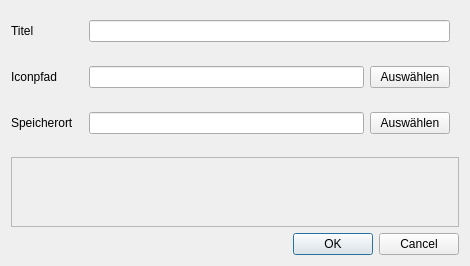
The window that res/regeltest_save.ui (jfeil/RegeltestCreator) describes before a commit, drawn with Qt 5.
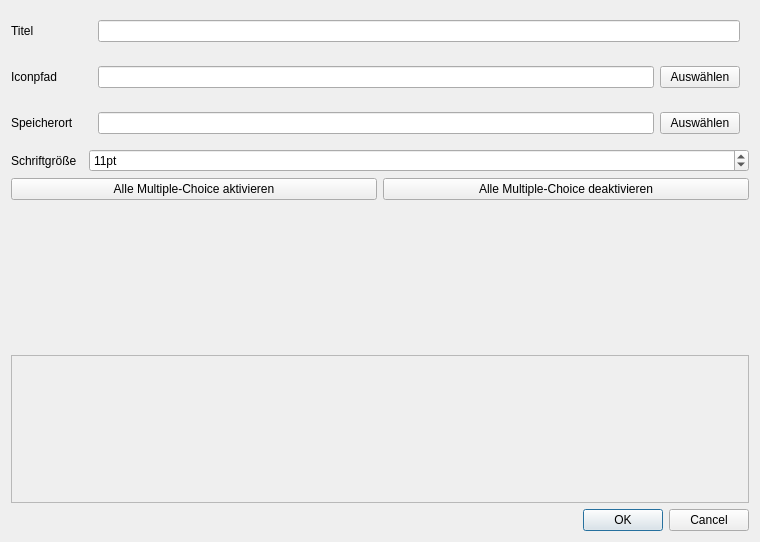
The same window after the commit.

Commit message: Add button to disable all MChoice before export and to change font size of questions

```diff
--- a/res/regeltest_save.ui
+++ b/res/regeltest_save.ui
@@ -6,8 +6,8 @@
    <rect>
     <x>0</x>
     <y>0</y>
-    <width>470</width>
-    <height>266</height>
+    <width>760</width>
+    <height>542</height>
    </rect>
   </property>
   <property name="focusPolicy">
@@ -17,47 +17,7 @@
    <string>Save Regeltest</string>
   </property>
   <layout class="QGridLayout" name="gridLayout">
-   <item row="1" column="1">
-    <widget class="QWidget" name="widget" native="true">
-     <layout class="QHBoxLayout" name="horizontalLayout">
-      <item>
-       <widget class="QLineEdit" name="icon_path_edit"/>
-      </item>
-      <item>
-       <widget class="QPushButton" name="icon_edit_button">
-        <property name="text">
-         <string>Auswählen</string>
-        </property>
-       </widget>
-      </item>
-     </layout>
-    </widget>
-   </item>
-   <item row="0" column="0">
-    <widget class="QLabel" name="label">
-     <property name="text">
-      <string>Titel</string>
-     </property>
-    </widget>
-   </item>
-   <item row="3" column="0">
-    <widget class="QLabel" name="label_3">
-     <property name="text">
-      <string>Speicherort</string>
-     </property>
-    </widget>
-   </item>
-   <item row="6" column="0" colspan="2">
-    <widget class="QDialogButtonBox" name="buttonBox">
-     <property name="orientation">
-      <enum>Qt::Horizontal</enum>
-     </property>
-     <property name="standardButtons">
-      <set>QDialogButtonBox::Cancel|QDialogButtonBox::Ok</set>
-     </property>
-    </widget>
-   </item>
-   <item row="0" column="1">
+   <item row="0" column="2">
     <widget class="QWidget" name="widget_3" native="true">
      <property name="focusPolicy">
       <enum>Qt::StrongFocus</enum>
@@ -69,14 +29,14 @@
      </layout>
     </widget>
    </item>
-   <item row="1" column="0">
-    <widget class="QLabel" name="label_2">
+   <item row="0" column="0">
+    <widget class="QLabel" name="label">
      <property name="text">
-      <string>Iconpfad</string>
+      <string>Titel</string>
      </property>
     </widget>
    </item>
-   <item row="3" column="1">
+   <item row="3" column="2">
     <widget class="QWidget" name="widget_2" native="true">
      <layout class="QHBoxLayout" name="horizontalLayout_2">
       <item>
@@ -92,7 +52,24 @@
      </layout>
     </widget>
    </item>
-   <item row="5" column="0" colspan="2">
+   <item row="9" column="0" colspan="3">
+    <widget class="QDialogButtonBox" name="buttonBox">
+     <property name="orientation">
+      <enum>Qt::Horizontal</enum>
+     </property>
+     <property name="standardButtons">
+      <set>QDialogButtonBox::Cancel|QDialogButtonBox::Ok</set>
+     </property>
+    </widget>
+   </item>
+   <item row="3" column="0">
+    <widget class="QLabel" name="label_3">
+     <property name="text">
+      <string>Speicherort</string>
+     </property>
+    </widget>
+   </item>
+   <item row="8" column="0" colspan="3">
     <widget class="QScrollArea" name="scrollArea">
      <property name="widgetResizable">
       <bool>true</bool>
@@ -102,14 +79,78 @@
        <rect>
         <x>0</x>
         <y>0</y>
-        <width>450</width>
-        <height>69</height>
+        <width>740</width>
+        <height>142</height>
        </rect>
       </property>
      </widget>
     </widget>
    </item>
+   <item row="1" column="0">
+    <widget class="QLabel" name="label_2">
+     <property name="text">
+      <string>Iconpfad</string>
+     </property>
+    </widget>
+   </item>
+   <item row="6" column="0" colspan="3">
+    <layout class="QHBoxLayout" name="horizontalLayout_4">
+     <item>
+      <widget class="QPushButton" name="activate_mc_button">
+       <property name="text">
+        <string>Alle Multiple-Choice aktivieren</string>
+       </property>
+      </widget>
+     </item>
+     <item>
+      <widget class="QPushButton" name="deactivate_mc_button">
+       <property name="text">
+        <string>Alle Multiple-Choice deaktivieren</string>
+       </property>
+      </widget>
+     </item>
+    </layout>
+   </item>
+   <item row="4" column="2">
+    <widget class="QSpinBox" name="fontsize_spinBox">
+     <property name="suffix">
+      <string>pt</string>
+     </property>
+     <property name="minimum">
+      <number>9</number>
+     </property>
+     <property name="maximum">
+      <number>15</number>
+     </property>
+     <property name="value">
+      <number>11</number>
+     </property>
+    </widget>
+   </item>
+   <item row="1" column="2">
+    <widget class="QWidget" name="widget" native="true">
+     <layout class="QHBoxLayout" name="horizontalLayout">
+      <item>
+       <widget class="QLineEdit" name="icon_path_edit"/>
+      </item>
+      <item>
+       <widget class="QPushButton" name="icon_edit_button">
+        <property name="text">
+         <string>Auswählen</string>
+        </property>
+       </widget>
+      </item>
+     </layout>
+    </widget>
+   </item>
    <item row="4" column="0">
+    <widget class="QLabel" name="label_4">
+     <property name="text">
+      <string>Schriftgröße</string>
+     </property>
+    </widget>
+   </item>
+   <item row="7" column="0">
     <spacer name="verticalSpacer">
      <property name="orientation">
       <enum>Qt::Vertical</enum>
```
The commit also changes 3 other files.
